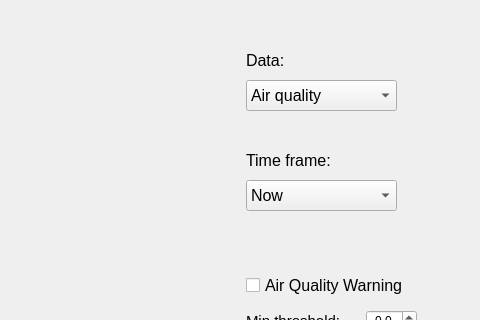
Before: the Qt Designer form resources/mainwindow.ui in CGodiksen/indoor-climate-assistant, drawn with Qt 5; both pictures show x 744 to 1224 and y 0 to 320 of the 1224 by 647 pixel window.
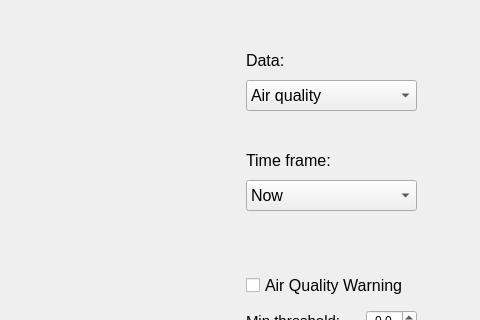
After: the same form once the commit is applied. Custom widgets are drawn as their Qt base class.

Commit message:
Fixed a minor bug where the data combobox was too small to fit "Gas resistance".
This was fixed by increasing the size of both combo boxes.

What changed in the file:
```diff
--- a/resources/mainwindow.ui
+++ b/resources/mainwindow.ui
@@ -182,7 +182,7 @@
      <rect>
       <x>990</x>
       <y>80</y>
-      <width>151</width>
+      <width>171</width>
       <height>31</height>
      </rect>
     </property>
@@ -258,7 +258,7 @@
      <rect>
       <x>990</x>
       <y>180</y>
-      <width>151</width>
+      <width>171</width>
       <height>31</height>
      </rect>
     </property>
```
